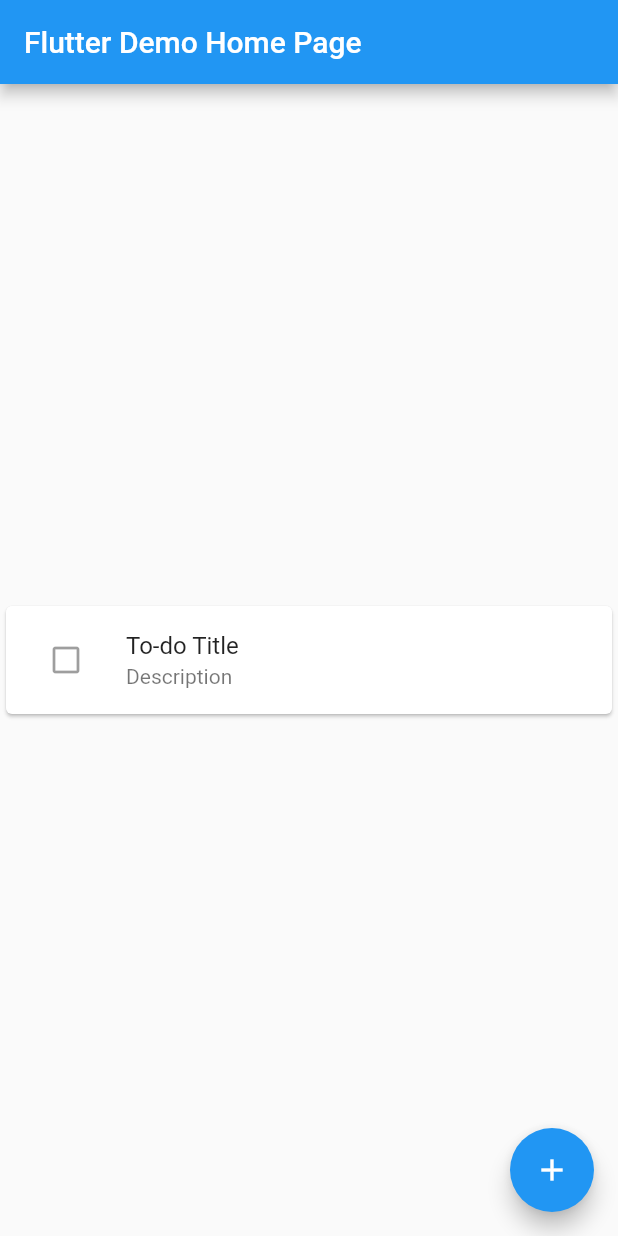
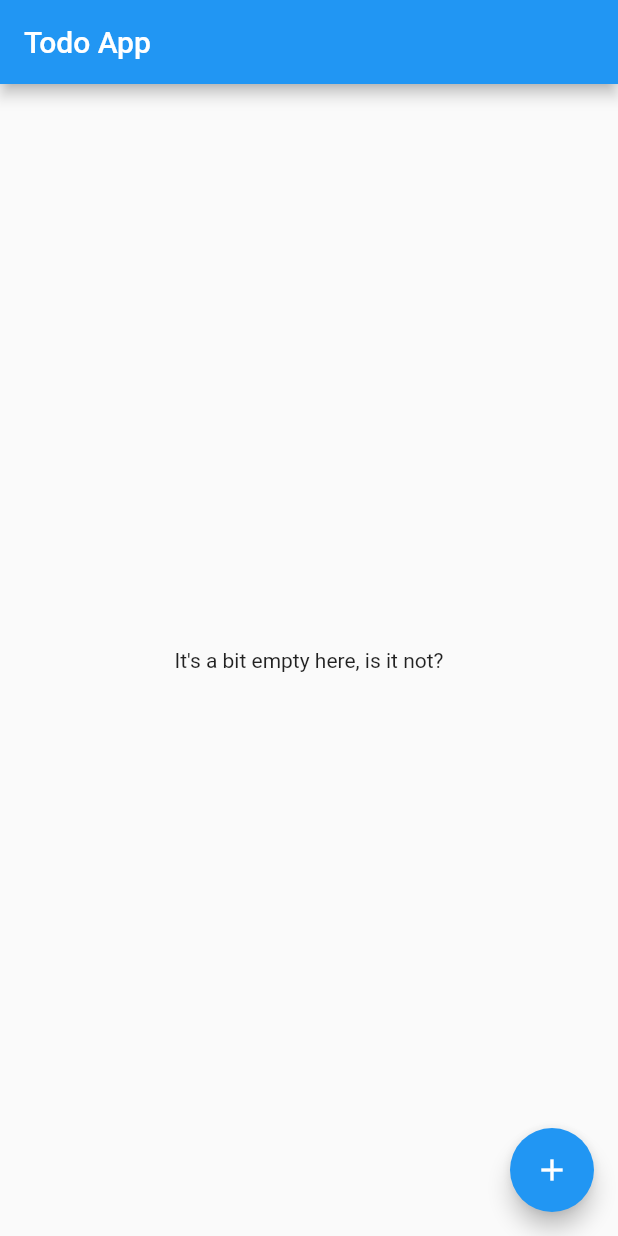
Before and after one commit to jessaleks/simple_todo_app_flutter, a Flutter app: the screen it shows after launch, after a tap on the "add" icon, on a phone screen of 412 x 824 dp. Run offline on Flutter 3.47's test engine with Material 2 defaults, Android fonts, the phone set to English and light mode, and no system bars.

Commit message:
a little bit of refactoring

```diff
--- a/lib/main.dart
+++ b/lib/main.dart
@@ -1,6 +1,5 @@
-import 'dart:developer' as developer;
-
 import 'package:flutter/material.dart';
+import 'package:todo_app_flutter/todo_list.dart';
 
 void main() {
   runApp(const MyApp());
@@ -26,122 +25,7 @@ class MyApp extends StatelessWidget {
         // is not restarted.
         primarySwatch: Colors.blue,
       ),
-      home: const MyHomePage(title: 'Flutter Demo Home Page'),
+      home: const TodoList(),
     );
   }
 }
-
-class MyHomePage extends StatefulWidget {
-  const MyHomePage({Key? key, required this.title}) : super(key: key);
-
-  // This widget is the home page of your application. It is stateful, meaning
-  // that it has a State object (defined below) that contains fields that affect
-  // how it looks.
-
-  // This class is the configuration for the state. It holds the values (in this
-  // case the title) provided by the parent (in this case the App widget) and
-  // used by the build method of the State. Fields in a Widget subclass are
-  // always marked "final".
-
-  final String title;
-
-  @override
-  State<MyHomePage> createState() => _MyHomePageState();
-}
-
-class _MyHomePageState extends State<MyHomePage> {
-  int _counter = 0;
-
-  void _incrementCounter() {
-    setState(() {
-      // This call to setState tells the Flutter framework that something has
-      // changed in this State, which causes it to rerun the build method below
-      // so that the display can reflect the updated values. If we changed
-      // _counter without calling setState(), then the build method would not be
-      // called again, and so nothing would appear to happen.
-      _counter++;
-    });
-  }
-
-  void onButtonPressed() {
-    developer.log("Button Pressed");
-  }
-
-  @override
-  Widget build(BuildContext context) {
-    // This method is rerun every time setState is called, for instance as done
-    // by the _incrementCounter method above.
-    //
-    // The Flutter framework has been optimized to make rerunning build methods
-    // fast, so that you can just rebuild anything that needs updating rather
-    // than having to individually change instances of widgets.
-    return Scaffold(
-      appBar: AppBar(
-        // Here we take the value from the MyHomePage object that was created by
-        // the App.build method, and use it to set our appbar title.
-        title: Text(widget.title),
-      ),
-      body: Center(
-        // Center is a layout widget. It takes a single child and positions it
-        // in the middle of the parent.
-        child: Column(
-          // Column is also a layout widget. It takes a list of children and
-          // arranges them vertically. By default, it sizes itself to fit its
-          // children horizontally, and tries to be as tall as its parent.
-          //
-          // Invoke "debug painting" (press "p" in the console, choose the
-          // "Toggle Debug Paint" action from the Flutter Inspector in Android
-          // Studio, or the "Toggle Debug Paint" command in Visual Studio Code)
-          // to see the wireframe for each widget.
-          //
-          // Column has various properties to control how it sizes itself and
-          // how it positions its children. Here we use mainAxisAlignment to
-          // center the children vertically; the main axis here is the vertical
-          // axis because Columns are vertical (the cross axis would be
-          // horizontal).
-          mainAxisAlignment: MainAxisAlignment.center,
-          children: [
-            Card(
-              child: Column(
-                mainAxisSize: MainAxisSize.min,
-                children: const [
-                  ListTile(
-                    leading: IconButton(
-                      onPressed: null,
-                      icon: Icon(Icons.check_box_outline_blank_outlined),
-                    ),
-                    title: Text("To-do Title"),
-                    subtitle: Text("Description"),
-                  )
-                ],
-              ),
-            ),
-          ],
-        ),
-      ),
-      floatingActionButton: FloatingActionButton(
-        onPressed: _incrementCounter,
-        tooltip: 'Increment',
-        child: const Icon(Icons.add),
-      ), // This trailing comma makes auto-formatting nicer for build methods.
-    );
-  }
-}
-
-class NewWidget extends StatefulWidget {
-  const NewWidget({
-    Key? key,
-  }) : super(key: key);
-
-  @override
-  State<NewWidget> createState() => _NewWidgetState();
-}
-
-class _NewWidgetState extends State<NewWidget> {
-  @override
-  Widget build(BuildContext context) {
-    return const Text(
-      'You have pushed the button this many times:',
-    );
-  }
-}
--- /dev/null
+++ b/lib/todo_list.dart
@@ -0,0 +1,41 @@
+import 'package:flutter/material.dart';
+import 'package:todo_app_flutter/todo_list_item.dart';
+import './models/todo.dart';
+
+class TodoList extends StatefulWidget {
+  const TodoList({Key? key}) : super(key: key);
+
+  @override
+  _TodoListState createState() => _TodoListState();
+}
+
+class _TodoListState extends State<TodoList> {
+  // ignore: unused_field
+  final TextEditingController _textEditingController = TextEditingController();
+  // ignore: unused_field
+  final List<Todo> _todos = <Todo>[];
+
+  String title = "Todo App";
+
+  @override
+  Widget build(BuildContext context) {
+    return Scaffold(
+      appBar: AppBar(title: Text(title)),
+      // ignore: prefer_is_empty
+      body: _todos.length > 0
+          ? ListView(
+              padding: const EdgeInsets.symmetric(vertical: 4.0),
+              children: const [
+                  TodoListItem(),
+                  TodoListItem(),
+                ])
+          : const Center(
+              child: Text("It's a bit empty here, is it not?"),
+            ),
+      floatingActionButton: FloatingActionButton(
+          onPressed: () {},
+          tooltip: 'Add a Todo',
+          child: const Icon(Icons.add)),
+    );
+  }
+}
--- a/lib/todo_card.dart
+++ b/lib/todo_list_item.dart
@@ -1,7 +1,7 @@
 import 'package:flutter/material.dart';
 
-class TodoCard extends StatelessWidget {
-  const TodoCard({Key? key}) : super(key: key);
+class TodoListItem extends StatelessWidget {
+  const TodoListItem({Key? key}) : super(key: key);
 
   @override
   Widget build(BuildContext context) {
```
Also changed, not shown: lib/models/todo.dart (renamed from models/todo.dart).
